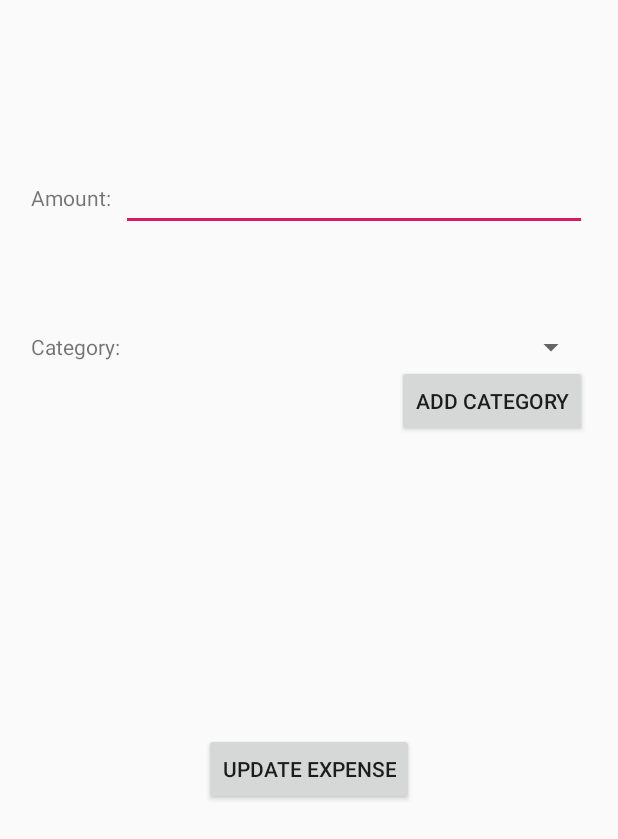
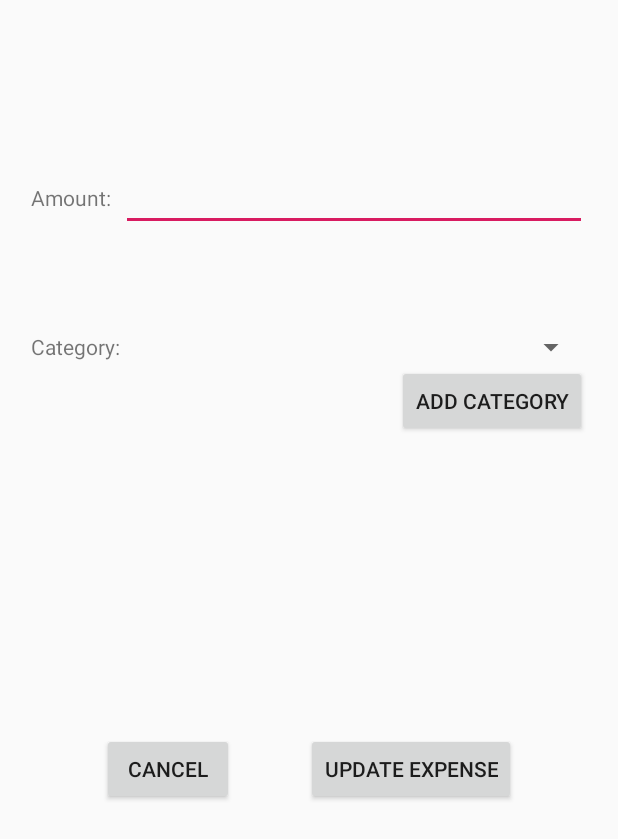
Before and after one commit to TheAkash2002/BudgetManager, an Android app: the layout edit_expense.xml on its own in the app's theme, with its tools: preview values and no code run, on a phone screen of 412 x 824 dp. Shown: the top 839 px of the screen. Run offline under Robolectric (Android 15) with nearby library versions, the phone set to English and light mode, and no system bars.

Commit message:
Added functionality to Edit and Delete Expense.

```diff
--- a/app/src/main/AndroidManifest.xml
+++ b/app/src/main/AndroidManifest.xml
@@ -12,6 +12,8 @@
         <activity
             android:name=".ActivityViewAllCategories"
             android:parentActivityName=".MainActivity"></activity>
+        <activity android:name=".ActivityEditExpense"
+            android:parentActivityName=".MainActivity" />
         <activity
             android:name=".ActivityViewTarget"
             android:parentActivityName=".MainActivity" />
--- a/app/src/main/res/layout/edit_expense.xml
+++ b/app/src/main/res/layout/edit_expense.xml
@@ -49,7 +49,8 @@
         android:text="Update Expense"
         app:layout_constraintBottom_toTopOf="@+id/guideline4"
         app:layout_constraintEnd_toStartOf="@+id/guideline6"
-        app:layout_constraintStart_toStartOf="@+id/guideline5"
+        app:layout_constraintHorizontal_bias="0.5"
+        app:layout_constraintStart_toEndOf="@+id/buttonCancel"
         app:layout_constraintTop_toBottomOf="@id/barrier3" />
 
     <androidx.constraintlayout.widget.Guideline
@@ -73,14 +74,20 @@
         android:layout_width="wrap_content"
         android:layout_height="wrap_content"
         android:orientation="vertical"
-        app:layout_constraintGuide_percent="0.05" />
+        app:layout_constraintEnd_toStartOf="@+id/buttonCancel"
+        app:layout_constraintGuide_percent="0.05"
+        app:layout_constraintHorizontal_bias="0.5"
+        app:layout_constraintStart_toStartOf="parent" />
 
     <androidx.constraintlayout.widget.Guideline
         android:id="@+id/guideline6"
         android:layout_width="wrap_content"
         android:layout_height="wrap_content"
         android:orientation="vertical"
-        app:layout_constraintGuide_percent="0.95" />
+        app:layout_constraintEnd_toEndOf="parent"
+        app:layout_constraintGuide_percent="0.95"
+        app:layout_constraintHorizontal_bias="0.5"
+        app:layout_constraintStart_toEndOf="@+id/buttonUpdateExpense" />
 
     <androidx.constraintlayout.widget.Guideline
         android:id="@+id/guideline8"
@@ -90,6 +97,18 @@
         app:layout_constraintBottom_toBottomOf="parent"
         app:layout_constraintGuide_percent="0.39"
         app:layout_constraintTop_toBottomOf="@+id/textViewCategory" />
+
+    <Button
+        android:id="@+id/buttonCancel"
+        android:layout_width="wrap_content"
+        android:layout_height="wrap_content"
+        android:text="Cancel"
+        app:layout_constraintBottom_toBottomOf="@+id/buttonUpdateExpense"
+        app:layout_constraintEnd_toStartOf="@+id/buttonUpdateExpense"
+        app:layout_constraintHorizontal_bias="0.5"
+        app:layout_constraintStart_toEndOf="@+id/guideline5"
+        app:layout_constraintStart_toStartOf="@+id/guideline5"
+        app:layout_constraintTop_toTopOf="@+id/buttonUpdateExpense" />
 
     <androidx.constraintlayout.widget.Barrier
         android:id="@+id/barrier3"
@@ -112,7 +131,7 @@
         android:layout_width="wrap_content"
         android:layout_height="wrap_content"
         android:text="Add Category"
-        app:layout_constraintTop_toBottomOf="@id/spinnerCategory"
-        app:layout_constraintEnd_toEndOf="@id/spinnerCategory"/>
+        app:layout_constraintEnd_toEndOf="@id/spinnerCategory"
+        app:layout_constraintTop_toBottomOf="@id/spinnerCategory" />
 
 </androidx.constraintlayout.widget.ConstraintLayout>
```
Also changed, not shown: app/src/main/java/com/princeakash/budgetmanager/ActivityEditExpense.java (added, +189 -0 lines), app/src/main/java/com/princeakash/budgetmanager/DatabaseHelper.java (+13 -9 lines), app/src/main/java/com/princeakash/budgetmanager/MainActivity.java (+40 -2 lines), app/src/main/res/layout/activity_main.xml (+10 -1 lines).
